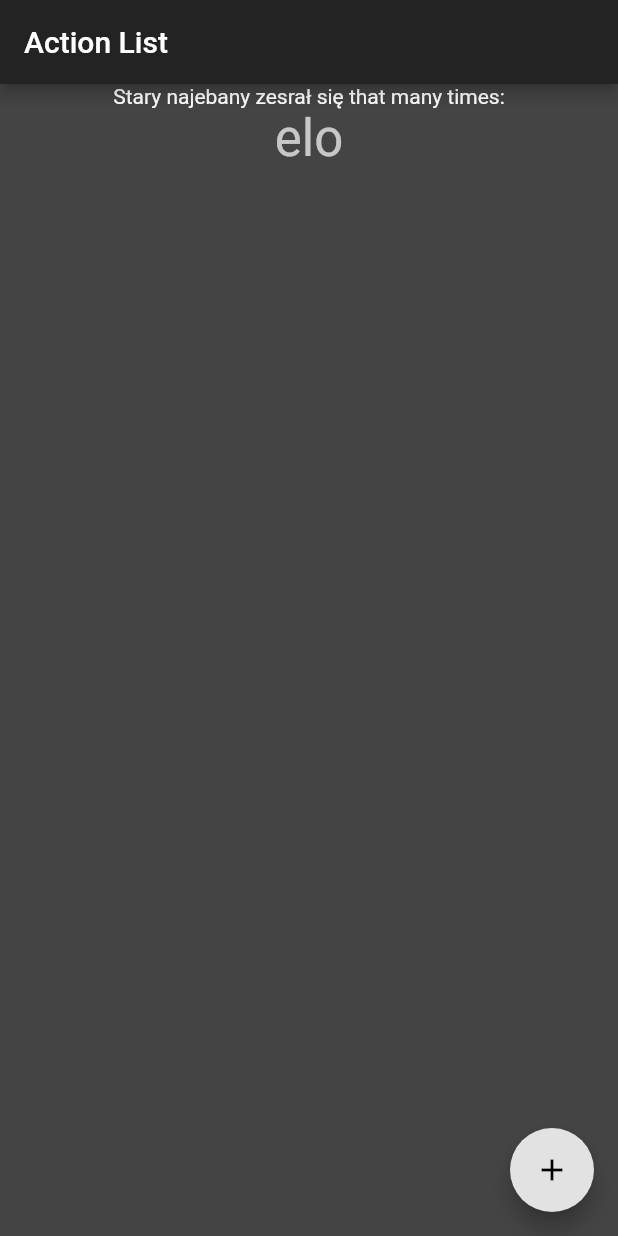
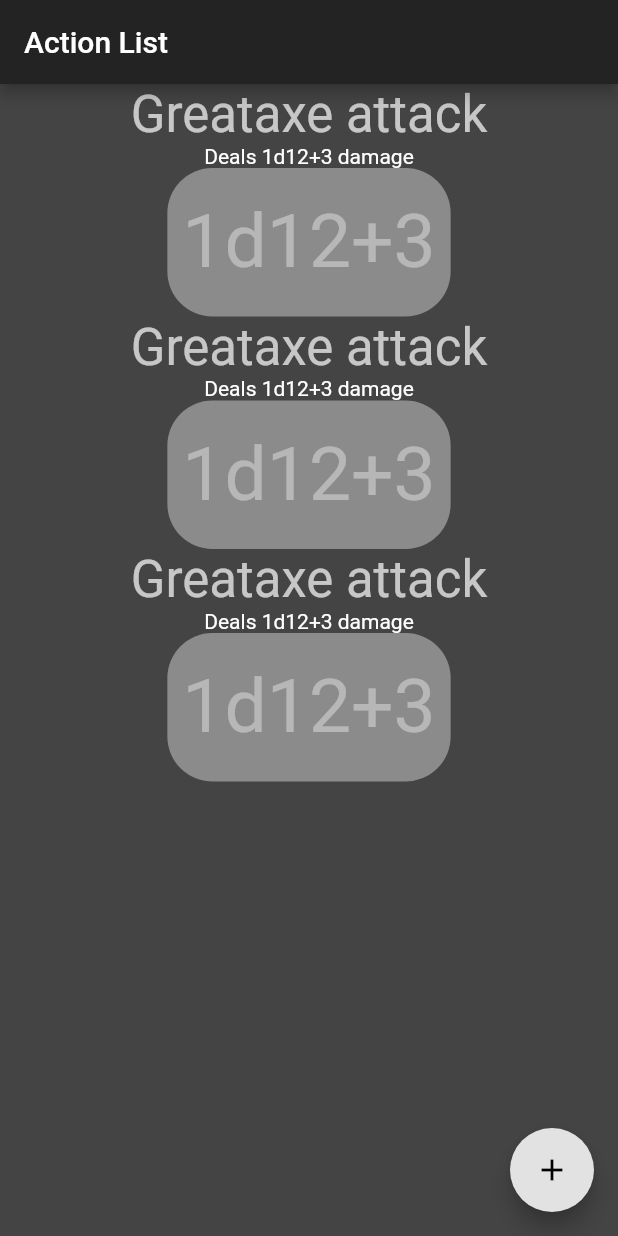
Before and after one commit to filip-wan/rpg_manager_flutter, a Flutter app: the screen it shows after launch, on a phone screen of 412 x 824 dp. Run offline on Flutter 3.47's test engine with Material 2 defaults, Android fonts, the phone set to English and light mode, and no system bars.

Commit message:
Add action widget and action model

```diff
--- a/lib/home.dart
+++ b/lib/home.dart
@@ -1,5 +1,6 @@
 import 'package:flutter/material.dart';
 import 'package:rpg_manager_flutter/widgets/action_list.dart';
+import 'package:rpg_manager_flutter/models/action_model.dart';
 
 class HomePage extends StatefulWidget {
   HomePage({Key key, this.title}) : super(key: key);
@@ -15,13 +16,21 @@ class _HomePageState extends State<HomePage> {
     setState(() {});
   }
 
+  var userActions = [
+    ActionModel('Greataxe attack', 'Deals 1d12+3 damage', '1d12+3'),
+    ActionModel('Greataxe attack', 'Deals 1d12+3 damage', '1d12+3'),
+    ActionModel('Greataxe attack', 'Deals 1d12+3 damage', '1d12+3'),
+  ];
+
   @override
   Widget build(BuildContext context) {
     return Scaffold(
       appBar: AppBar(
         title: Text(widget.title),
       ),
-      body: Center(child: getActionList(context, [])),
+      body: Center(
+        child: getActionList(context, userActions),
+      ),
       floatingActionButton: FloatingActionButton(
         onPressed: _addAction,
         tooltip: 'Add actions',
--- /dev/null
+++ b/lib/models/action_model.dart
@@ -0,0 +1,4 @@
+class ActionModel {
+  String name, description, diceEquation;
+  ActionModel(this.name, this.description, this.diceEquation);
+}
--- /dev/null
+++ b/lib/widgets/action_item.dart
@@ -0,0 +1,26 @@
+import 'package:flutter/material.dart';
+import 'package:rpg_manager_flutter/models/action_model.dart';
+
+class ActionItem extends StatelessWidget {
+  ActionItem({Key key, this.model}) : super(key: key);
+
+  final ActionModel model;
+
+  @override
+  Widget build(BuildContext context) {
+    return Column(
+      mainAxisAlignment: MainAxisAlignment.start,
+      children: <Widget>[
+        Text(
+          model.name,
+          style: Theme.of(context).textTheme.headline4,
+        ),
+        Text(model.description),
+        RaisedButton(
+          onPressed: null,
+          child: Text(model.diceEquation),
+        ),
+      ],
+    );
+  }
+}
--- a/lib/widgets/action_list.dart
+++ b/lib/widgets/action_list.dart
@@ -1,14 +1,10 @@
 import 'package:flutter/material.dart';
+import 'package:rpg_manager_flutter/widgets/action_item.dart';
+import 'package:rpg_manager_flutter/models/action_model.dart';
 
-Widget getActionList(BuildContext context, List<Widget> items) => Column(
+Widget getActionList(BuildContext context, List<ActionModel> actionModels) {
+  return Column(
       mainAxisAlignment: MainAxisAlignment.start,
-      children: <Widget>[
-        Text(
-          'Stary najebany zesrał się that many times:',
-        ),
-        Text(
-          'elo',
-          style: Theme.of(context).textTheme.headline4,
-        ),
-      ],
-    );
+      crossAxisAlignment: CrossAxisAlignment.start,
+      children: actionModels.map((m) => ActionItem(model: m)).toList());
+}
```
